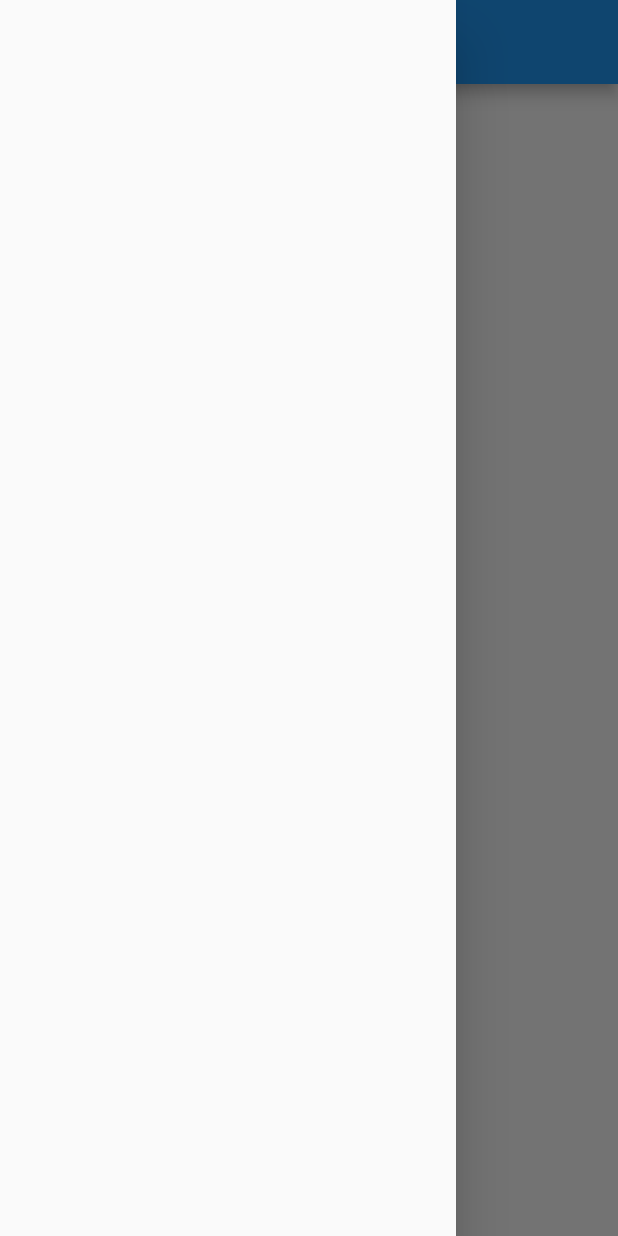
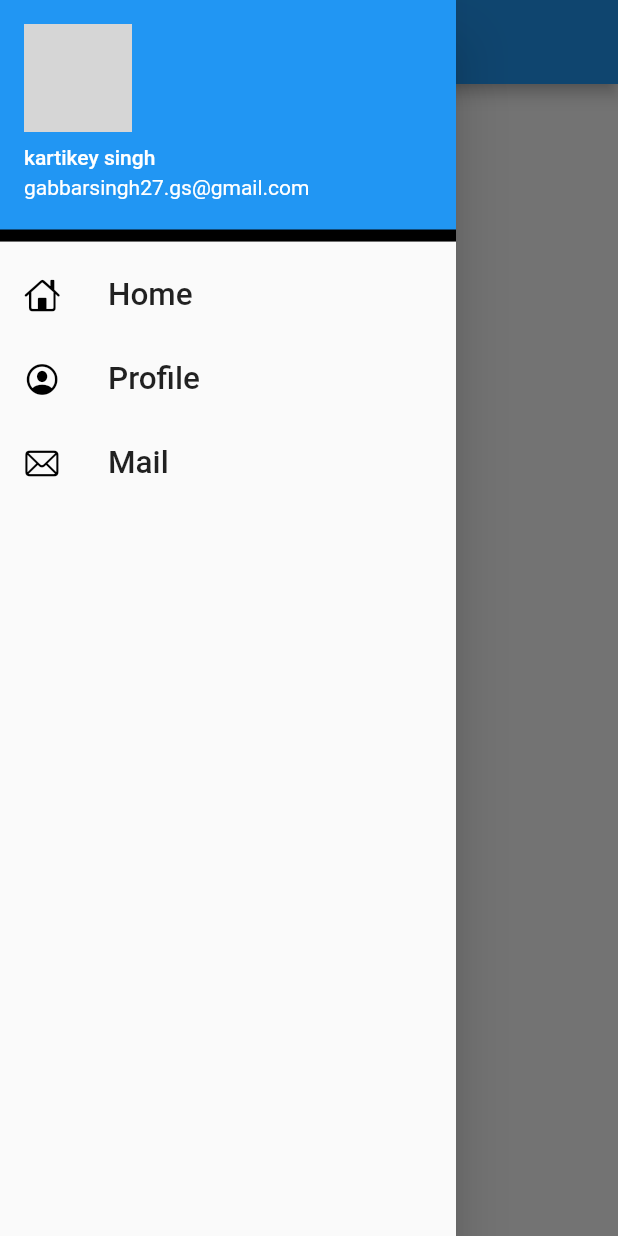
Before and after one commit to kartikey4474/Shoperce, a Flutter app: the HomePage screen opened by its route, with the side drawer open, on a phone screen of 412 x 824 dp. Run offline on Flutter 3.47's test engine with Material 2 defaults, Android fonts, the phone set to English and light mode, and no system bars; our stand-ins replace flutter_svg; network calls fail; grey boxes are pictures that could not be loaded.

Commit message:
drawer implemented

```diff
--- a/lib/home_page.dart
+++ b/lib/home_page.dart
@@ -1,3 +1,4 @@
+import 'package:catalogapp/widgets/drawer.dart';
 import 'package:flutter/material.dart';
 
 class HomePage extends StatelessWidget {
@@ -12,7 +13,7 @@ class HomePage extends StatelessWidget {
           child: Text("Welcome"),
         ),
       ),
-      drawer: Drawer(),
+      drawer: Mydrawer(),
     );
   }
 }
--- a/lib/main.dart
+++ b/lib/main.dart
@@ -19,9 +19,9 @@ class MyApp extends StatelessWidget {
         visualDensity: VisualDensity.adaptivePlatformDensity,
       ),
       debugShowCheckedModeBanner: false,
-      initialRoute: "/",
+      initialRoute: MyRoutes.loginRoute,
       routes: {
-        "/": (context) => LoginScreen(),
+        "/": (context) => HomePage(),
         MyRoutes.homeRoute: (context) => HomePage(),
         MyRoutes.loginRoute: (context) => LoginScreen(),
       },
--- /dev/null
+++ b/lib/widgets/drawer.dart
@@ -0,0 +1,57 @@
+import 'package:flutter/cupertino.dart';
+import 'package:flutter/material.dart';
+
+class Mydrawer extends StatelessWidget {
+  const Mydrawer({key}) : super(key: key);
+
+  @override
+  Widget build(BuildContext context) {
+    final imageUrl = "https://avatars.githubusercontent.com/u/73388744?v=4";
+    return Drawer(
+      child: ListView(
+        padding: EdgeInsets.zero,
+        children: [
+          DrawerHeader(
+            decoration: BoxDecoration(color: Colors.black),
+            padding: EdgeInsets.zero,
+            child: UserAccountsDrawerHeader(
+              accountName: Text("kartikey singh"),
+              accountEmail: Text("gabbarsingh27.gs@gmail.com"),
+              currentAccountPicture: Image.network(imageUrl),
+            ),
+          ),
+          const ListTile(
+            leading: Icon(
+              CupertinoIcons.home,
+              color: Colors.black,
+            ),
+            title: Text(
+              "Home",
+              textScaleFactor: 1.5,
+            ),
+          ),
+          const ListTile(
+            leading: Icon(
+              CupertinoIcons.profile_circled,
+              color: Colors.black,
+            ),
+            title: Text(
+              "Profile",
+              textScaleFactor: 1.5,
+            ),
+          ),
+          const ListTile(
+            leading: Icon(
+              CupertinoIcons.mail,
+              color: Colors.black,
+            ),
+            title: Text(
+              "Mail",
+              textScaleFactor: 1.5,
+            ),
+          ),
+        ],
+      ),
+    );
+  }
+}
```
Also changed, not shown: lib/screens/login/components/body.dart (+84 -14 lines), lib/screens/login/components/rounded_text_field.dart (+14 -3 lines).
